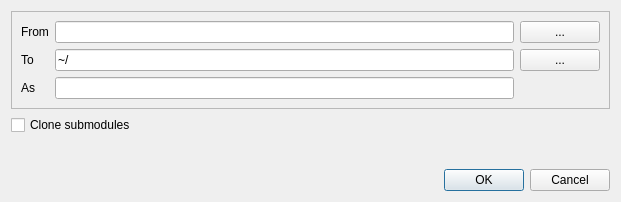
Above: src/clone.ui from wwestrop/qgit before the change. Below: the same form after it.
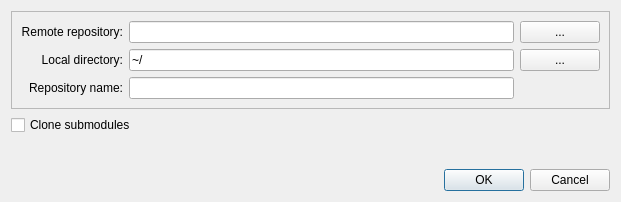
That is the form after the change.

What changed in the file:
```diff
--- a/src/clone.ui
+++ b/src/clone.ui
@@ -32,7 +32,10 @@
       <item row="0" column="0">
        <widget class="QLabel" name="label">
         <property name="text">
-         <string>From</string>
+         <string>Remote repository:</string>
+        </property>
+        <property name="alignment">
+         <set>Qt::AlignRight|Qt::AlignTrailing|Qt::AlignVCenter</set>
         </property>
        </widget>
       </item>
@@ -52,7 +55,10 @@
       <item row="1" column="0">
        <widget class="QLabel" name="label_2">
         <property name="text">
-         <string>To</string>
+         <string>Local directory:</string>
+        </property>
+        <property name="alignment">
+         <set>Qt::AlignRight|Qt::AlignTrailing|Qt::AlignVCenter</set>
         </property>
        </widget>
       </item>
@@ -66,7 +72,10 @@
       <item row="2" column="0">
        <widget class="QLabel" name="label_3">
         <property name="text">
-         <string>As</string>
+         <string>Repository name:</string>
+        </property>
+        <property name="alignment">
+         <set>Qt::AlignRight|Qt::AlignTrailing|Qt::AlignVCenter</set>
         </property>
        </widget>
       </item>
```
